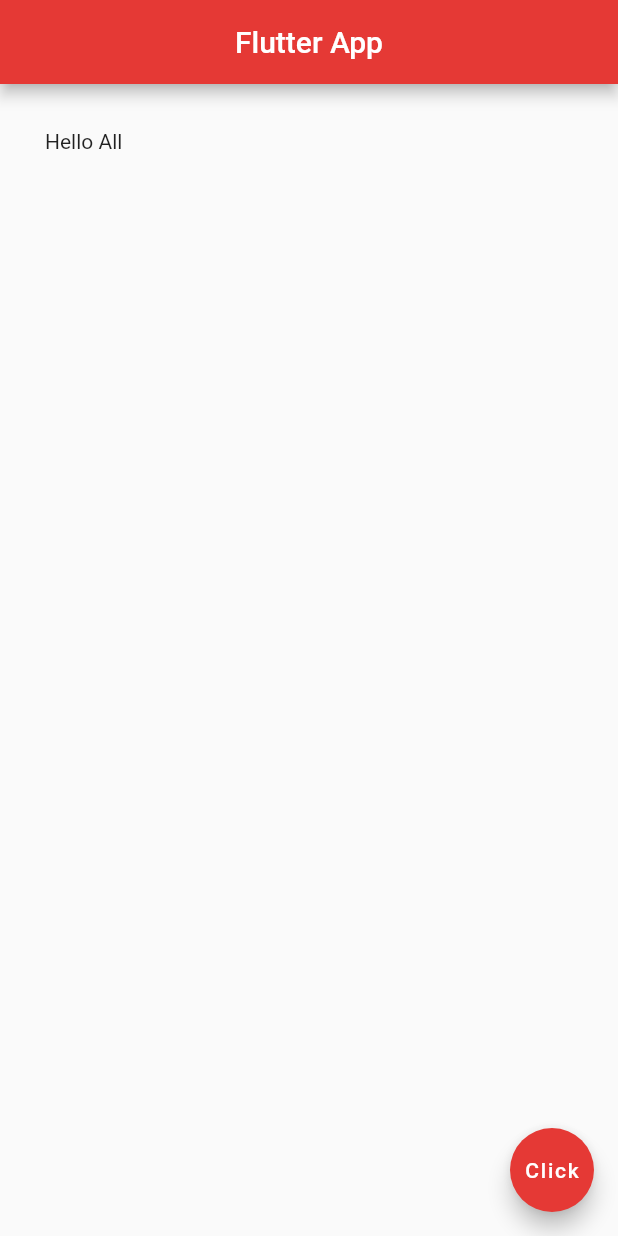
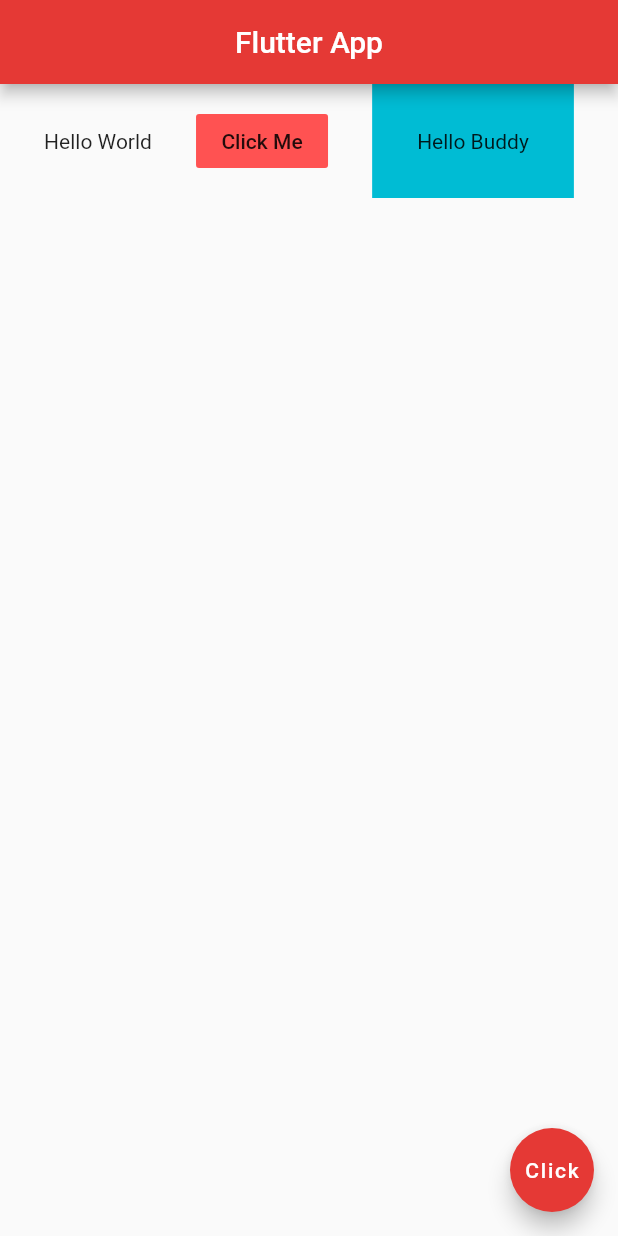
Before and after one commit to chopraji94/FlutterApp, a Flutter app: the screen it shows after launch, on a phone screen of 412 x 824 dp. Run offline on Flutter 3.47's test engine with Material 2 defaults, Android fonts, the phone set to English and light mode, and no system bars.

```diff
--- a/lib/main.dart
+++ b/lib/main.dart
@@ -13,16 +13,22 @@ class AppHome extends StatelessWidget {
         centerTitle: true,
         backgroundColor: Colors.red[600],
       ),
-      body: Padding(
-        padding: EdgeInsets.all(30.0),
-        child: Text('Hello All'),
+      body: Row(
+        mainAxisAlignment: MainAxisAlignment.spaceEvenly,
+        children: <Widget>[
+          Text('Hello World'),
+          FlatButton (
+            onPressed: () {},
+            color: Colors.redAccent,
+            child: Text('Click Me'),
+          ),
+          Container (
+            color: Colors.cyan,
+            padding: EdgeInsets.all(30.0),
+            child: Text('Hello Buddy'),
+          ),
+        ],
       ),
-      // Container(
-      //   padding: EdgeInsets.all(20),
-      //   margin: EdgeInsets.all(30.0),
-      //   color: Colors.grey[400],
-      //   child: Text('Hello'),
-      // ),
       floatingActionButton: FloatingActionButton(
         onPressed: () {},
         child: Text('Click'),
```
